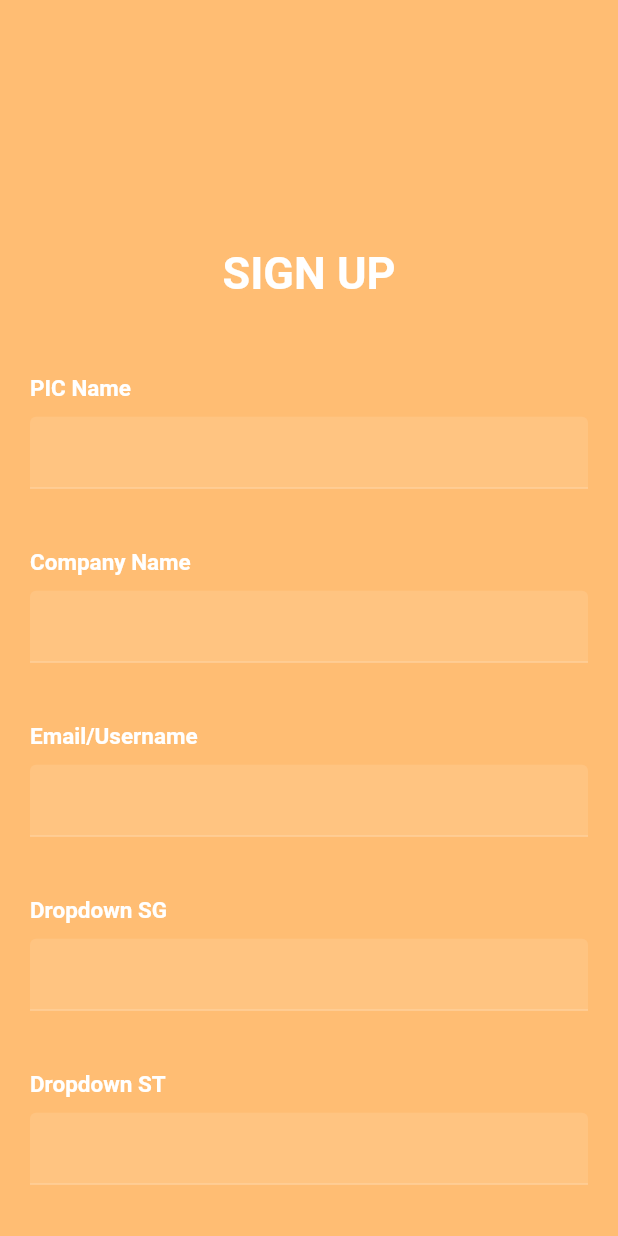
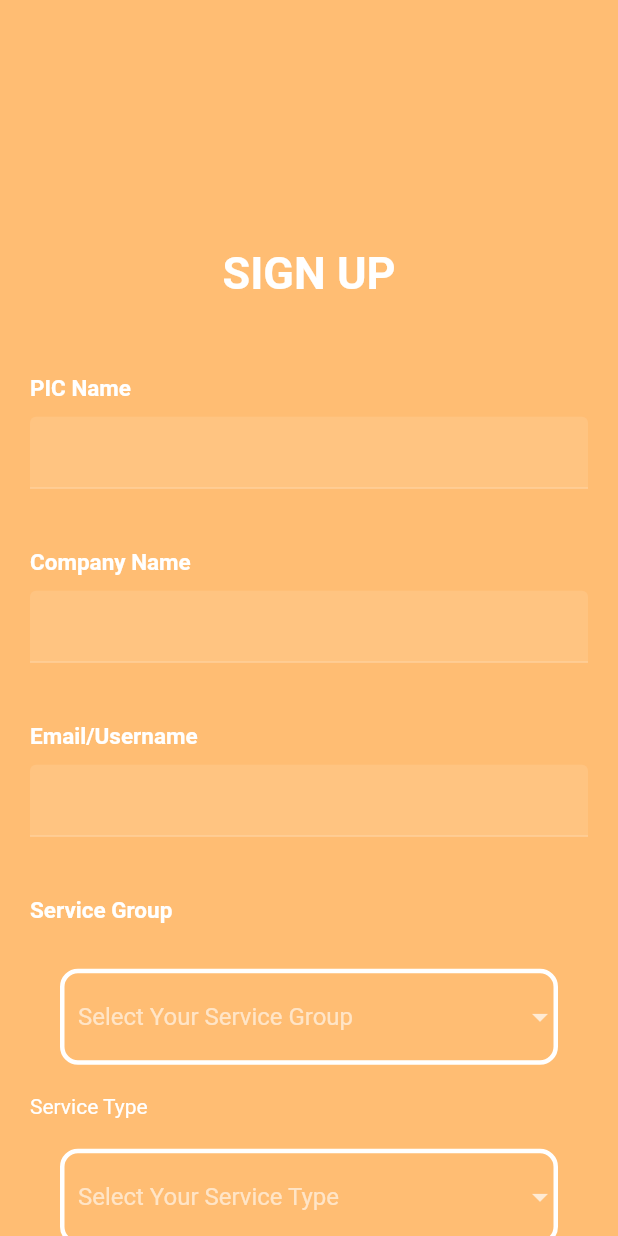
Before and after one commit to mario5sabr/Tugas_Mobile_JAMOB_Intern, a Flutter app: the SignUpSc screen opened directly, on a phone screen of 412 x 824 dp. Run offline on Flutter 3.47's test engine with Material 2 defaults, Android fonts, the phone set to English and light mode, and no system bars.

Commit message:
Update Sign&Signup
Menambahkan obscuratext pada password signin dan Signup menambahkan dropdown button, filterchip untuk memilih channel type, dan menambahkan remember me

```diff
--- a/lib/signin/signinsc.dart
+++ b/lib/signin/signinsc.dart
@@ -10,6 +10,7 @@ class SignInSc extends StatelessWidget {
   @override
   Widget build(BuildContext context) {
     return Scaffold(
+      resizeToAvoidBottomInset: false,
       body: Column(
         children: <Widget>[
           Expanded(
@@ -22,6 +23,12 @@ class SignInSc extends StatelessWidget {
                   alignment: Alignment.bottomCenter,
                 ),
               ),
+              // child: SingleChildScrollView(
+              //   padding: EdgeInsets.symmetric(
+              //     horizontal: 25,
+              //     vertical: 120
+              //   ),
+              // ),
             ),
           ),
           Expanded(
--- a/lib/signup/signupsc.dart
+++ b/lib/signup/signupsc.dart
@@ -1,5 +1,5 @@
 import 'package:flutter/material.dart';
-import '../signin/signinsc.dart';
+import 'package:internmobile/signin/signinsc.dart';
 
 class SignUpSc extends StatefulWidget {
   const SignUpSc({Key? key, this.title}) : super(key: key);
@@ -11,6 +11,32 @@ class SignUpSc extends StatefulWidget {
 }
 
 class _SignUpScState extends State<SignUpSc> {
+  bool isRememberMe = false;
+  var _flters = [];
+  String? _sGroup;
+  String? _sType;
+
+  final List _listGroup = ["Shared", "Dedicated", "OnPrem"];
+  final List _listType = ["FAQ", "Transactional"];
+
+  // late ServiceGroup selectedServiceGroup;
+  // List<ServiceGroup> serviceGroups = [
+  //   ServiceGroup("Shared"),
+  //   ServiceGroup("Dedicated"),
+  //   ServiceGroup("OnPrem")
+  // ];
+
+  // List<DropdownMenuItem> generateItems(List<ServiceGroup> serviceGroups) {
+  //   List<DropdownMenuItem> items = [];
+  //   for (var item in serviceGroups) {
+  //     items.add(DropdownMenuItem(
+  //       child: Text(item.name),
+  //       value: item,
+  //     ));
+  //   }
+  //   return items;
+  // }
+
   Widget _entryField(String title, {bool isPassword = false}) {
     return Container(
       padding: const EdgeInsets.only(bottom: 40),
@@ -32,27 +58,121 @@ class _SignUpScState extends State<SignUpSc> {
     );
   }
 
-  // Widget _dropDownfield() {
-  //   return Scaffold(
-  //     body: Center(
-  //       child: Column(
-  //         mainAxisAlignment: MainAxisAlignment.start,
-  //         children: <Widget>[
-  //           Container(
-  //             padding: EdgeInsets.all(16),
-  //             child: DropDownField(
-  //               hintText: 'Select any Service Group',
-  //               enabled: true,
-  //               items: serviceGroup,
-  //               onValueChanged: (value) {
-  //                 setState(() {
-  //                   selectServiceg = value;
-  //                 });
-  //               },
-  //             ),
-  //           )
-  //         ],
-  //       ),
+  Widget _entryDropdown() {
+    return Container(
+      padding: const EdgeInsets.only(bottom: 10),
+      child: Column(
+        crossAxisAlignment: CrossAxisAlignment.start,
+        children: <Widget>[
+          const Text(
+            'Service Group',
+            style: TextStyle(fontWeight: FontWeight.bold, fontSize: 15),
+          ),
+          const SizedBox(
+            height: 10,
+            width: 240,
+          ),
+          Container(
+            margin: const EdgeInsets.all(20),
+            child: DropdownButtonFormField(
+                decoration: InputDecoration(
+                    enabledBorder: OutlineInputBorder(
+                  borderRadius: BorderRadius.circular(12),
+                  borderSide: const BorderSide(width: 3, color: Colors.white),
+                )),
+                isExpanded: true,
+                hint: const Text("Select Your Service Group"),
+                value: _sGroup,
+                items: _listGroup.map((value) {
+                  return DropdownMenuItem(
+                    child: Text(value),
+                    value: value,
+                  );
+                }).toList(),
+                onChanged: (value) {
+                  setState(() {
+                    _sGroup = value as String;
+                  });
+                }),
+          ),
+          const Text('Service Type'),
+          Container(
+            margin: const EdgeInsets.all(20),
+            child: DropdownButtonFormField(
+                decoration: InputDecoration(
+                  enabledBorder: OutlineInputBorder(
+                    borderRadius: BorderRadius.circular(12),
+                    borderSide: const BorderSide(width: 3, color: Colors.white),
+                  ),
+                ),
+                isExpanded: true,
+                hint: const Text("Select Your Service Type"),
+                value: _sType,
+                items: _listType.map((value) {
+                  return DropdownMenuItem(
+                    child: Text(value),
+                    value: value,
+                  );
+                }).toList(),
+                onChanged: (value) {
+                  setState(() {
+                    _sType = value as String;
+                  });
+                }),
+          )
+        ],
+      ),
+    );
+  }
+
+  Widget _filterChip() {
+    return Container(
+      padding: const EdgeInsets.only(bottom: 10),
+      child: Column(
+        crossAxisAlignment: CrossAxisAlignment.start,
+        children: <Widget>[
+          const Text(
+            'Channels',
+            style: TextStyle(fontWeight: FontWeight.bold, fontSize: 15),
+          ),
+          const SizedBox(
+            height: 10,
+          ),
+          Container(
+            margin: const EdgeInsets.all(10),
+            child: Wrap(
+              spacing: 10,
+              runSpacing: 10,
+              children: ["Whatsapp", "Telegram", "Slack", "Coster", "Custom"]
+                  .map((filter) {
+                return FilterChip(
+                  label: Text(filter),
+                  selected: _flters.contains(filter),
+                  onSelected: (val) {
+                    setState(() {
+                      if (val) {
+                        _flters.add(filter);
+                      } else {
+                        _flters.removeWhere((name) {
+                          return name == filter;
+                        });
+                      }
+                    });
+                  },
+                );
+              }).toList(),
+            ),
+          ),
+        ],
+      ),
+    );
+  }
+
+  // Widget _captcha() {
+  //   return Container(
+  //     child: const WebView(
+  //       initialUrl: 'https://jatismobile.com/',
+  //       javascriptMode: JavascriptMode.unrestricted,
   //     ),
   //   );
   // }
@@ -80,7 +200,7 @@ class _SignUpScState extends State<SignUpSc> {
             Text(
               'Login',
               style: TextStyle(
-                  color: Color(0xfff79c4f),
+                  color: Color.fromARGB(255, 0, 0, 0),
                   fontSize: 13,
                   fontWeight: FontWeight.w600),
             ),
@@ -113,12 +233,34 @@ class _SignUpScState extends State<SignUpSc> {
         _entryField("PIC Name"),
         _entryField("Company Name"),
         _entryField("Email/Username"),
-        _entryField("Dropdown SG"),
-        _entryField("Dropdown ST"),
-        _entryField("Dropdown Channel"),
-        _entryField("Dropdown Channelname"),
+        _entryDropdown(),
+        _filterChip(),
         _entryField("Password", isPassword: true),
       ],
+    );
+  }
+
+  Widget _rememberMe() {
+    return Container(
+      height: 20,
+      child: Row(
+        children: <Widget>[
+          Theme(
+            data: ThemeData(unselectedWidgetColor: Colors.white),
+            child: Checkbox(
+              value: isRememberMe,
+              checkColor: Colors.green,
+              activeColor: Colors.white,
+              onChanged: (value) {
+                setState(() {
+                  isRememberMe = value!;
+                });
+              },
+            ),
+          ),
+          Text('Remember me', style: TextStyle(fontSize: 16))
+        ],
+      ),
     );
   }
 
@@ -126,10 +268,24 @@ class _SignUpScState extends State<SignUpSc> {
     return Container(
       width: MediaQuery.of(context).size.width,
       padding: const EdgeInsets.symmetric(vertical: 15),
-      alignment: Alignment.center,
-      child: const Text(
-        'Register Now',
-        style: TextStyle(fontSize: 20, color: Colors.white),
+      child: ElevatedButton(
+        onPressed: () {
+          Navigator.push(context,
+              MaterialPageRoute(builder: (context) => const SignInSc()));
+        },
+        style: ElevatedButton.styleFrom(
+            shape: new RoundedRectangleBorder(
+                borderRadius: new BorderRadius.circular(30.0))),
+        child: Text(
+          'SIGN UP',
+          style: TextStyle(
+            color: Colors.black54,
+            letterSpacing: 1.5,
+            fontSize: 18,
+            fontWeight: FontWeight.bold,
+            fontFamily: 'OpenSans',
+          ),
+        ),
       ),
     );
   }
@@ -162,6 +318,10 @@ class _SignUpScState extends State<SignUpSc> {
                     const SizedBox(
                       height: 20,
                     ),
+                    _rememberMe(),
+                    const SizedBox(
+                      height: 10,
+                    ),
                     _submitButton(),
                     SizedBox(height: height * .14),
                     _loginAccountLabel(),
@@ -176,6 +336,9 @@ class _SignUpScState extends State<SignUpSc> {
   }
 }
 
+class ServiceGroup {
+  String name;
+  ServiceGroup(this.name);
+}
 // String selectServiceg = "";
 // final _dropDown = TextEditingController();
-// List<String> serviceGroup = ["Shared", "Dedicated", "OnPrem"];
```
